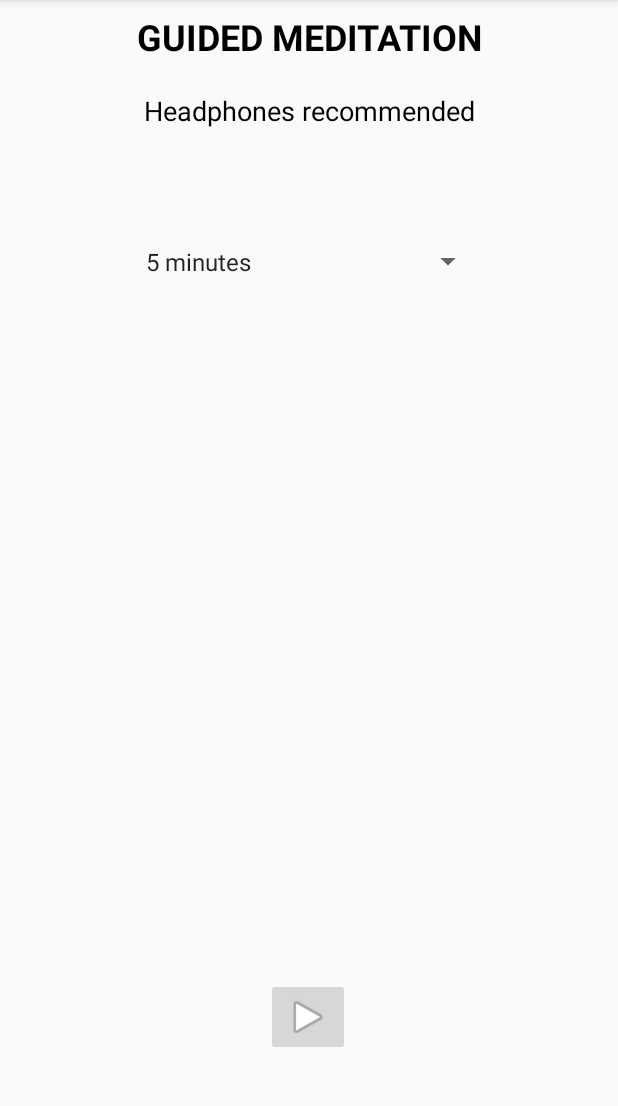
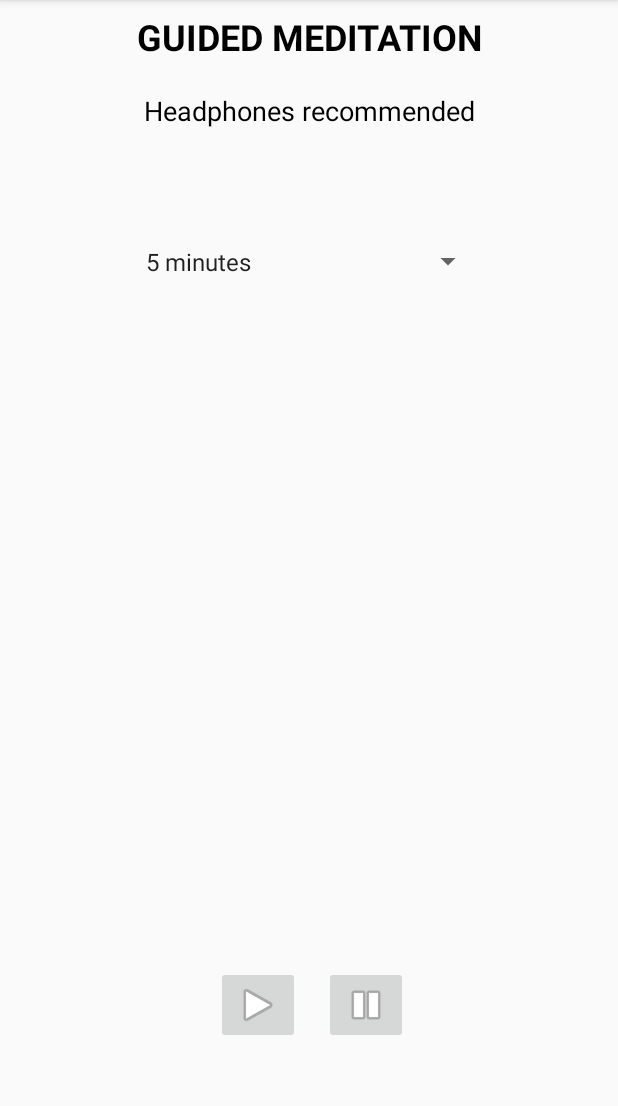
Before and after one commit to abhinavsaxena99/FitMate, an Android app: the fragment Meditation shown on its own in the app's theme, on a phone screen of 412 x 824 dp, the part 84-1190 px from its top. Run offline under Robolectric (Android 15) with nearby library versions, the phone set to English and light mode, and no system bars.

Commit message:
Meditate tab updated

```diff
--- a/app/src/main/java/com/example/fitmate/Meditation.java
+++ b/app/src/main/java/com/example/fitmate/Meditation.java
@@ -30,26 +30,29 @@ import java.io.IOException;
 
 public class Meditation extends Fragment {
 
+    MediaPlayer mPlayer2;
     @Nullable
     @Override
     public View onCreateView(
             @NonNull LayoutInflater inflater, ViewGroup container,
             Bundle savedInstanceState) {
         final View rootView = inflater.inflate(R.layout.meditation, container, false);
+        ImageButton play=rootView.findViewById(R.id.play);
 
-        ImageButton play=rootView.findViewById(R.id.play);
         play.setOnClickListener(new View.OnClickListener() {
             @Override
             public void onClick(View view) {
                 Spinner spinner=rootView.findViewById(R.id.spinner);
                 String text=spinner.getSelectedItem().toString();
-                MediaPlayer mPlayer2;
+
                 if(text.equals("5 minutes")) {
+//                    MediaPlayer mPlayer2;
                     mPlayer2= MediaPlayer.create(getContext(), R.raw.song1);
                     mPlayer2.start();
 
                 }
                 else if(text.equals("10 minutes")) {
+//                    MediaPlayer mPlayer2;
                     mPlayer2= MediaPlayer.create(getContext(), R.raw.song2);
                     mPlayer2.start();
 
@@ -61,7 +64,13 @@ public class Meditation extends Fragment {
 //                }
             }
         });
-
+        ImageButton stop=rootView.findViewById(R.id.stop);
+        stop.setOnClickListener(new View.OnClickListener() {
+            @Override
+            public void onClick(View view) {
+                mPlayer2.stop();
+            }
+        });
         return rootView;
     }
 }
--- a/app/src/main/res/layout/meditation.xml
+++ b/app/src/main/res/layout/meditation.xml
@@ -51,12 +51,29 @@
         android:id="@+id/play"
         android:layout_width="wrap_content"
         android:layout_height="wrap_content"
-        android:layout_marginStart="8dp"
+        android:layout_marginStart="140dp"
+        android:layout_marginTop="8dp"
         android:layout_marginEnd="8dp"
-        android:layout_marginBottom="64dp"
+        android:layout_marginBottom="72dp"
         android:src="@android:drawable/ic_media_play"
         app:layout_constraintBottom_toBottomOf="parent"
+        app:layout_constraintEnd_toStartOf="@+id/stop"
+        app:layout_constraintHorizontal_bias="0.333"
+        app:layout_constraintStart_toStartOf="parent"
+        app:layout_constraintTop_toBottomOf="@+id/spinner"
+        app:layout_constraintVertical_bias="1.0" />
+
+    <ImageButton
+        android:id="@+id/stop"
+        android:layout_width="wrap_content"
+        android:layout_height="wrap_content"
+        android:layout_marginTop="8dp"
+        android:layout_marginEnd="140dp"
+        android:layout_marginBottom="72dp"
+        app:layout_constraintBottom_toBottomOf="parent"
         app:layout_constraintEnd_toEndOf="parent"
-        app:layout_constraintHorizontal_bias="0.498"
-        app:layout_constraintStart_toStartOf="parent" />
+        app:layout_constraintTop_toBottomOf="@+id/spinner"
+        app:layout_constraintVertical_bias="1.0"
+        app:srcCompat="@android:drawable/ic_media_pause" />
+
 </androidx.constraintlayout.widget.ConstraintLayout>
```
